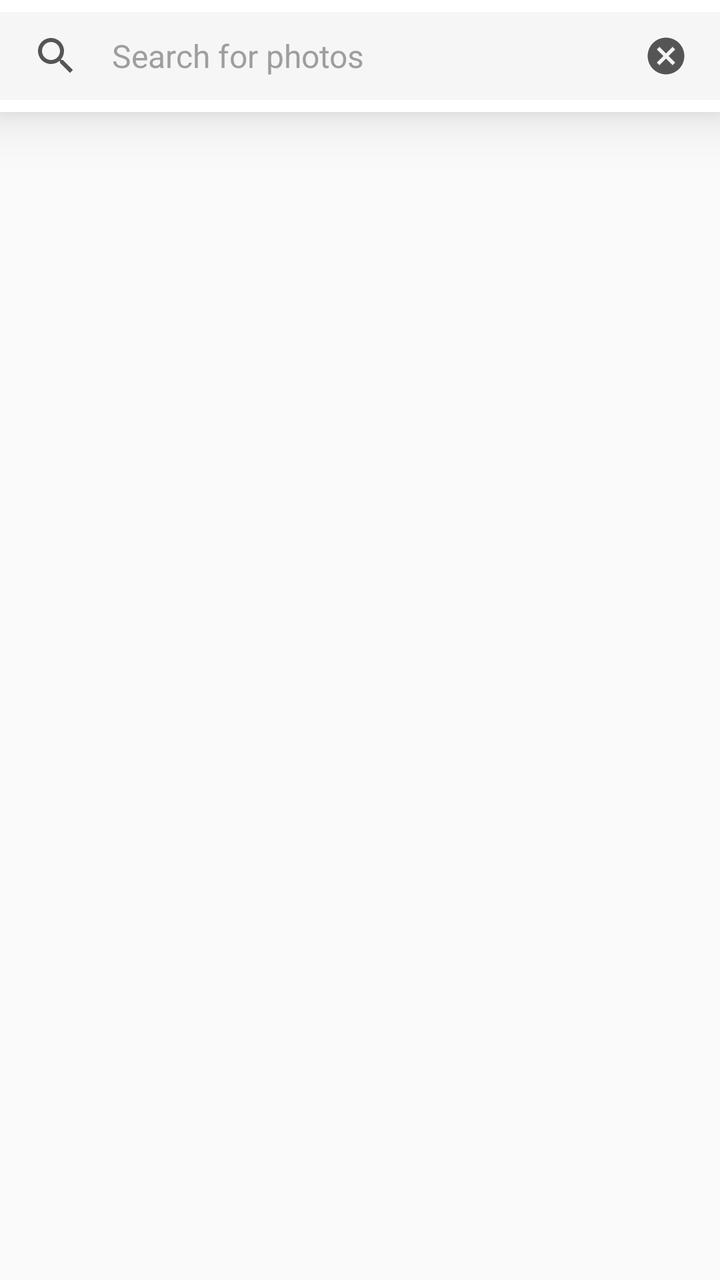
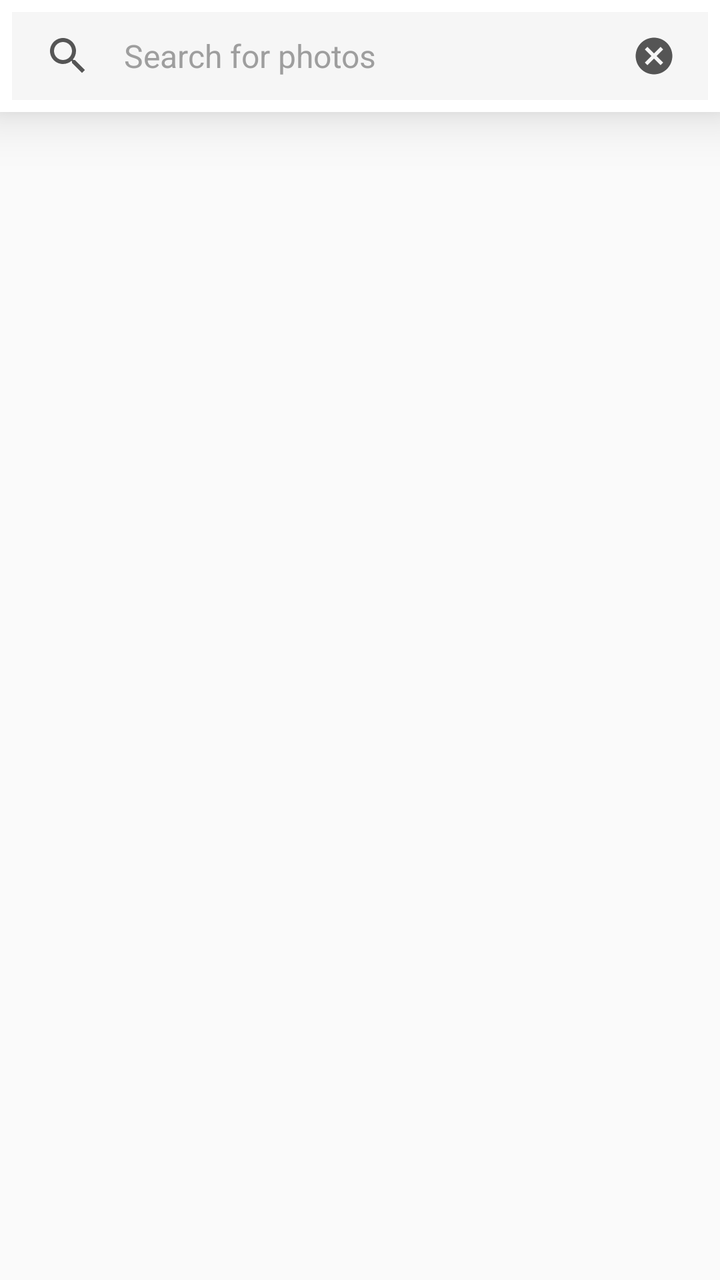

Screens rendered from an Android XML layout before and after an edit, with the pre-edit source and the edit as a unified diff.
<!-- AndroidManifest.xml: application theme AppTheme -->
<!-- res/layout/fragment_search.xml -->
<?xml version="1.0" encoding="utf-8"?>
<androidx.constraintlayout.widget.ConstraintLayout xmlns:android="http://schemas.android.com/apk/res/android"
    xmlns:app="http://schemas.android.com/apk/res-auto"
    android:layout_width="match_parent"
    android:layout_height="match_parent">

    <com.google.android.material.appbar.AppBarLayout
        android:id="@+id/searchAppBarLayout"
        android:layout_width="match_parent"
        android:layout_height="wrap_content"
        app:layout_constraintTop_toTopOf="parent"
        android:elevation="@dimen/appBarElevation">

        <androidx.appcompat.widget.Toolbar
            android:id="@+id/searchToolbar"
            android:layout_width="match_parent"
            android:layout_height="?actionBarSize"
            app:contentInsetStart="0dp"
            app:contentInsetEnd="0dp"
            app:theme="@style/Toolbar">

            <androidx.constraintlayout.widget.ConstraintLayout
                android:id="@+id/searchEditLayout"
                android:layout_width="match_parent"
                android:layout_height="match_parent"
                android:layout_marginTop="6dp"
                android:layout_marginBottom="6dp"
                android:paddingStart="16dp"
                android:paddingEnd="16dp"
                android:background="@drawable/bg_search_layout">

                <ImageView
                    android:id="@+id/searchImage"
                    android:layout_width="wrap_content"
                    android:layout_height="wrap_content"
                    app:layout_constraintTop_toTopOf="parent"
                    app:layout_constraintStart_toStartOf="parent"
                    app:layout_constraintBottom_toBottomOf="parent"
                    android:contentDescription="@string/cn_search_icon"
                    android:src="@drawable/ic_search_24dp"
                    android:background="@android:color/transparent"/>

                <EditText
                    android:id="@+id/searchEdit"
                    android:layout_width="0dp"
                    android:layout_height="match_parent"
                    android:layout_marginStart="16dp"
                    android:layout_marginEnd="16dp"
                    app:layout_constraintTop_toTopOf="parent"
                    app:layout_constraintStart_toEndOf="@id/searchImage"
                    app:layout_constraintEnd_toStartOf="@+id/searchClearButton"
                    app:layout_constraintBottom_toBottomOf="parent"
                    android:hint="@string/search_for_photos"
                    android:inputType="textCapSentences"
                    android:imeOptions="actionSearch"
                    android:singleLine="true"
                    android:maxLength="64"
                    android:textColorHint="@color/colorHint"
                    android:textColor="@color/colorText"
                    android:textSize="16sp"
                    android:background="@null"/>

                <ImageButton
                    android:id="@+id/searchClearButton"
                    android:layout_width="wrap_content"
                    android:layout_height="wrap_content"
                    app:layout_constraintTop_toTopOf="parent"
                    app:layout_constraintEnd_toEndOf="parent"
                    app:layout_constraintBottom_toBottomOf="parent"
                    android:contentDescription="@string/cn_clear_button"
                    android:src="@drawable/ic_close_circle_22dp"
                    android:background="@android:color/transparent"/>

            </androidx.constraintlayout.widget.ConstraintLayout>

        </androidx.appcompat.widget.Toolbar>

        <com.google.android.material.tabs.TabLayout
            android:id="@+id/searchTabLayout"
            android:layout_width="match_parent"
            android:layout_height="wrap_content"
            app:tabTextColor="@color/colorText"
            app:tabSelectedTextColor="@color/colorText"
            app:tabTextAppearance="@style/TabBarTextAppearance"
            app:tabMode="fixed"
            app:tabGravity="fill"
            app:tabIndicatorHeight="4dp"
            android:background="@color/colorPrimary"
            android:visibility="gone"/>

    </com.google.android.material.appbar.AppBarLayout>

    <androidx.viewpager.widget.ViewPager
        android:id="@+id/searchViewPager"
        android:layout_width="match_parent"
        android:layout_height="0dp"
        app:layout_constraintTop_toBottomOf="@id/searchAppBarLayout"
        app:layout_constraintBottom_toBottomOf="parent"/>

</androidx.constraintlayout.widget.ConstraintLayout>
<!-- resources referenced by this layout -->
<resources>
  <color name="colorHint">#9E9E9E</color>
  <color name="colorPrimary">#FFFFFF</color>
  <color name="colorText">#555555</color>
  <dimen name="appBarElevation">16dp</dimen>
  <!-- drawable bg_search_layout (drawable) -->
  <?xml version="1.0" encoding="utf-8"?>
  <shape xmlns:android="http://schemas.android.com/apk/res/android"
      android:shape="rectangle">
      <solid android:color="@color/colorSearchBackground"/>
  </shape>
  <!-- drawable ic_close_circle_22dp (drawable) -->
  <vector xmlns:android="http://schemas.android.com/apk/res/android"
      android:height="22dp"
      android:width="22dp"
      android:viewportWidth="24"
      android:viewportHeight="24">
      <path android:fillColor="@color/colorIcon" android:pathData="M12,2C17.53,2 22,6.47 22,12C22,17.53 17.53,22 12,22C6.47,22 2,17.53 2,12C2,6.47 6.47,2 12,2M15.59,7L12,10.59L8.41,7L7,8.41L10.59,12L7,15.59L8.41,17L12,13.41L15.59,17L17,15.59L13.41,12L17,8.41L15.59,7Z" />
  </vector>
  <!-- drawable ic_search_24dp (drawable) -->
  <vector android:height="24dp" android:tint="@color/colorIcon"
      android:viewportHeight="24.0" android:viewportWidth="24.0"
      android:width="24dp" xmlns:android="http://schemas.android.com/apk/res/android">
      <path android:fillColor="@color/colorIcon" android:pathData="M15.5,14h-0.79l-0.28,-0.27C15.41,12.59 16,11.11 16,9.5 16,5.91 13.09,3 9.5,3S3,5.91 3,9.5 5.91,16 9.5,16c1.61,0 3.09,-0.59 4.23,-1.57l0.27,0.28v0.79l5,4.99L20.49,19l-4.99,-5zM9.5,14C7.01,14 5,11.99 5,9.5S7.01,5 9.5,5 14,7.01 14,9.5 11.99,14 9.5,14z"/>
  </vector>
  <string name="cn_clear_button">Clear button</string>
  <string name="cn_search_icon">Search icon</string>
  <string name="search_for_photos">Search for photos</string>
  <style name="TabBarTextAppearance" parent="TextAppearance.Design.Tab">
          <item name="android:fontFamily">sans-serif-black</item>
      </style>
  <style name="Toolbar">
          <item name="colorControlNormal">@android:color/white</item>
      </style>
  <style name="AppTheme" parent="Theme.AppCompat.DayNight.NoActionBar">
          <item name="colorPrimary">@color/colorPrimary</item>
          <item name="colorPrimaryDark">@color/colorPrimaryDark</item>
          <item name="colorAccent">@color/colorAccent</item>
          <item name="android:windowLightStatusBar">true</item>
          <item name="android:windowLightNavigationBar">true</item>
          <item name="android:navigationBarColor">@color/colorNavigationBar</item>
      </style>
  <color name="colorSearchBackground">#85EEEEEE</color>
  <color name="colorIcon">#555555</color>
  <color name="colorPrimaryDark">#FFFFFF</color>
  <color name="colorAccent">#FF4081</color>
  <color name="colorNavigationBar">@color/colorPrimaryDark</color>
</resources>

<!-- the commit's change to res/layout/fragment_search.xml (unified diff, before → after) -->
@@ -23,8 +23,7 @@
                 android:id="@+id/searchEditLayout"
                 android:layout_width="match_parent"
                 android:layout_height="match_parent"
-                android:layout_marginTop="6dp"
-                android:layout_marginBottom="6dp"
+                android:layout_margin="6dp"
                 android:paddingStart="16dp"
                 android:paddingEnd="16dp"
                 android:background="@drawable/bg_search_layout">
@@ -80,11 +79,12 @@
             android:layout_width="match_parent"
             android:layout_height="wrap_content"
             app:tabTextColor="@color/colorText"
-            app:tabSelectedTextColor="@color/colorText"
+            app:tabSelectedTextColor="@color/colorAccent"
             app:tabTextAppearance="@style/TabBarTextAppearance"
+            app:tabIndicatorFullWidth="false"
+            app:tabIndicator="@drawable/tab_indicator"
             app:tabMode="fixed"
             app:tabGravity="fill"
-            app:tabIndicatorHeight="4dp"
             android:background="@color/colorPrimary"
             android:visibility="gone"/>
 
<!-- resource entries referenced after the edit -->
@@ -8,7 +8,9 @@
   <?xml version="1.0" encoding="utf-8"?>
   <shape xmlns:android="http://schemas.android.com/apk/res/android"
       android:shape="rectangle">
+  
       <solid android:color="@color/colorSearchBackground"/>
+  
   </shape>
   <!-- drawable ic_close_circle_22dp (drawable) -->
   <vector xmlns:android="http://schemas.android.com/apk/res/android"
@@ -24,6 +26,16 @@
       android:width="24dp" xmlns:android="http://schemas.android.com/apk/res/android">
       <path android:fillColor="@color/colorIcon" android:pathData="M15.5,14h-0.79l-0.28,-0.27C15.41,12.59 16,11.11 16,9.5 16,5.91 13.09,3 9.5,3S3,5.91 3,9.5 5.91,16 9.5,16c1.61,0 3.09,-0.59 4.23,-1.57l0.27,0.28v0.79l5,4.99L20.49,19l-4.99,-5zM9.5,14C7.01,14 5,11.99 5,9.5S7.01,5 9.5,5 14,7.01 14,9.5 11.99,14 9.5,14z"/>
   </vector>
+  <!-- drawable tab_indicator (drawable) -->
+  <?xml version="1.0" encoding="utf-8"?>
+  <shape xmlns:android="http://schemas.android.com/apk/res/android"
+      android:shape="rectangle">
+  
+      <size android:height="4dp"/>
+      <corners android:topLeftRadius="16dp" android:topRightRadius="16dp"/>
+      <solid android:color="@color/colorAccent"/>
+  
+  </shape>
   <string name="cn_clear_button">Clear button</string>
   <string name="cn_search_icon">Search icon</string>
   <string name="search_for_photos">Search for photos</string>
